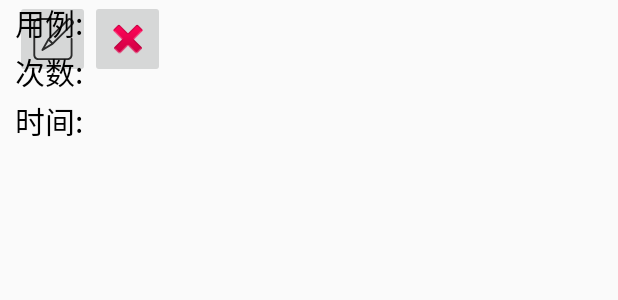
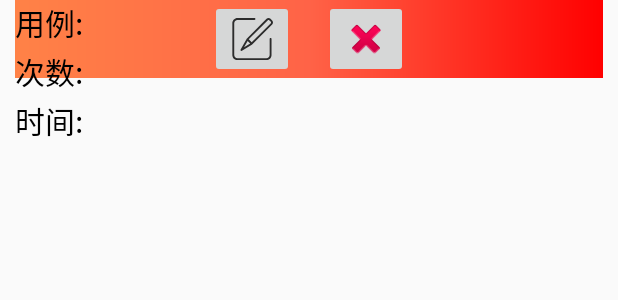
Before and after one commit to Yuny02999/MyApp, an Android app: the layout list_layout.xml on its own in the app's theme, with its tools: preview values and no code run, on a phone screen of 412 x 824 dp. Shown: the top 300 px of the screen. Run offline under Robolectric (Android 15) with nearby library versions, the phone set to English and light mode, and no system bars; plain views replace SwipeLayout.

Commit message:
更新MyCounter

```diff
--- /dev/null
+++ b/MyCounter/app/src/main/res/drawable/gradation_layout.xml
@@ -0,0 +1,6 @@
+<?xml version="1.0" encoding="utf-8"?>
+<shape xmlns:android="http://schemas.android.com/apk/res/android">
+    <gradient android:startColor="#FF8247"
+        android:centerColor="#FF6347"
+        android:endColor="#FF0000"/>
+</shape>
--- a/MyCounter/app/src/main/res/layout/list_layout.xml
+++ b/MyCounter/app/src/main/res/layout/list_layout.xml
@@ -8,31 +8,38 @@
     android:layout_marginEnd="10dp"
     android:orientation="vertical">
 
-
     <com.daimajia.swipe.SwipeLayout
+        android:id="@+id/swipe"
         android:layout_width="match_parent"
-        android:layout_height="wrap_content">
+        android:layout_height="wrap_content"
+        app:show_mode="pull_out">
 
 
         <LinearLayout
-            android:layout_width="100dp"
+            android:layout_width="match_parent"
             android:layout_height="wrap_content"
             android:gravity="center"
+            android:background="@drawable/gradation_layout"
             android:orientation="horizontal">
 
+
                 <ImageButton
-                android:id="@+id/imageButton4"
+                    android:id="@+id/change"
                     android:layout_width="wrap_content"
                     android:layout_height="wrap_content"
-                android:layout_weight="1"
+                    android:layout_gravity="center"
+                    android:layout_marginEnd="10dp"
                     app:srcCompat="@drawable/edit" />
 
                 <ImageButton
-                android:id="@+id/imageButton5"
+                    android:id="@+id/delete"
                     android:layout_width="wrap_content"
                     android:layout_height="wrap_content"
-                android:layout_weight="1"
+                    android:layout_gravity="center"
+                    android:layout_marginStart="10dp "
                     app:srcCompat="@android:drawable/ic_delete" />
+
+
         </LinearLayout>
 
         <LinearLayout
--- a/MyCounter/settings.gradle
+++ b/MyCounter/settings.gradle
@@ -10,6 +10,7 @@ dependencyResolutionManagement {
     repositories {
         google()
         mavenCentral()
+        jcenter()
         maven { url 'https://jitpack.io' }
 
     }
```
Also changed, not shown: MyCounter/app/build.gradle (+4 -4 lines), MyCounter/app/src/main/java/com/example/mycounter/BooksActivity.java (+29 -5 lines), MyCounter/app/src/main/java/com/example/mycounter/SwipeLayoutAdapter.java (added, +113 -0 lines). Lines whose indentation alone changed are shown as unchanged.
